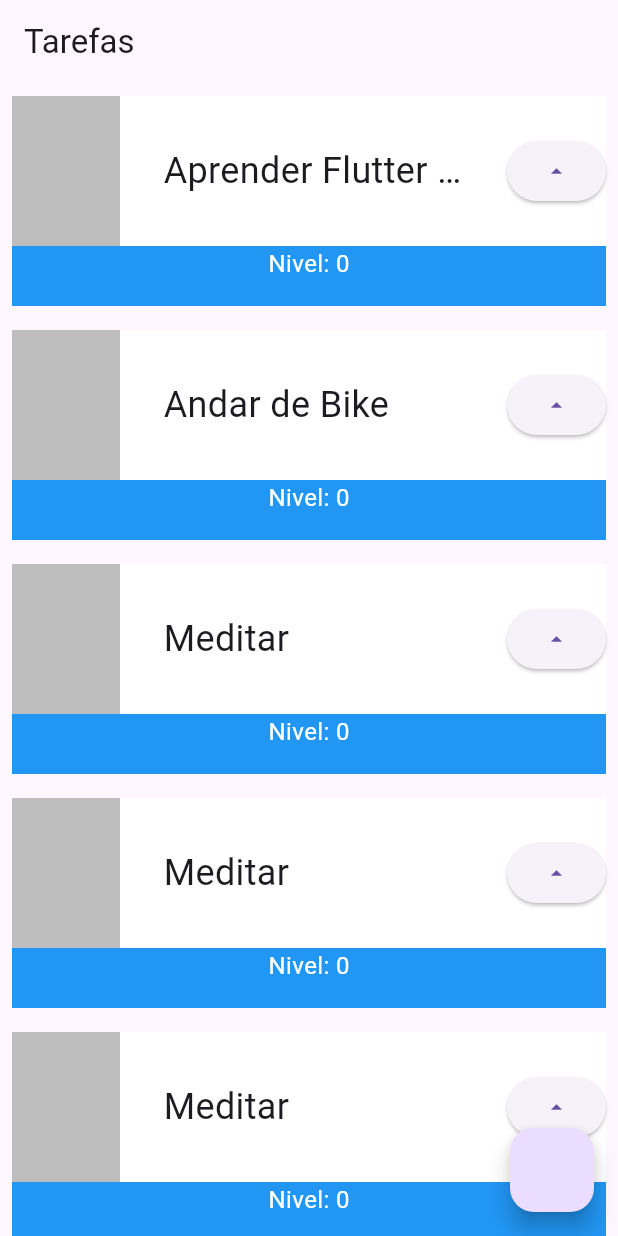
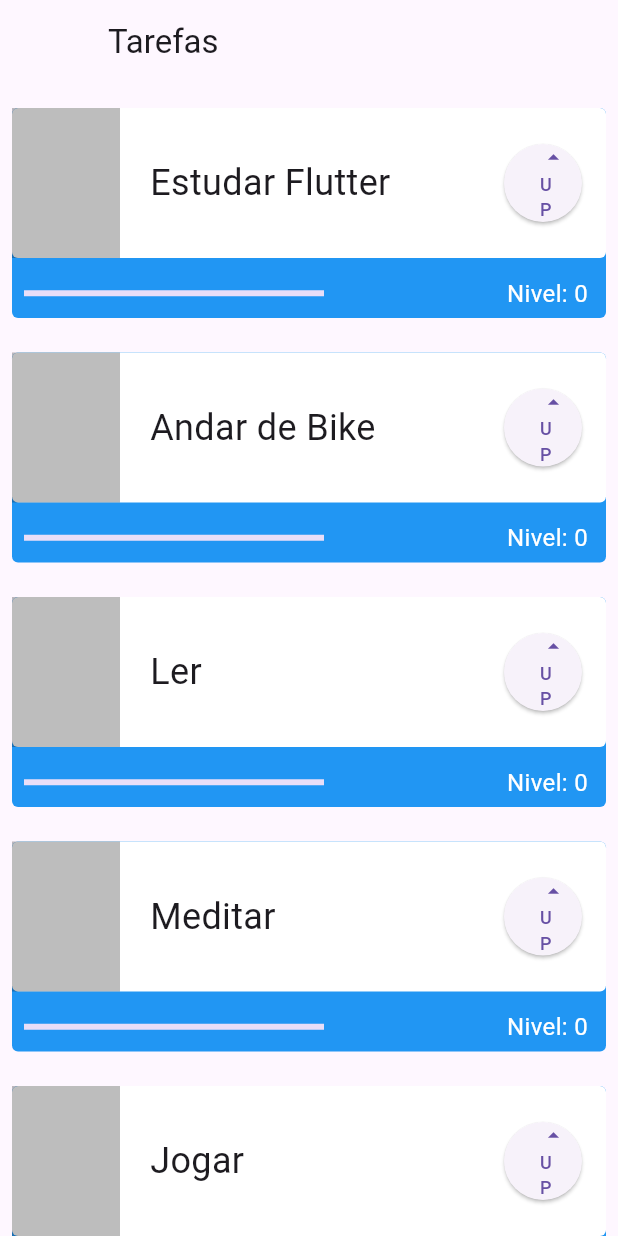
Before and after one commit to gabtonete/meu_app, a Flutter app: the screen it shows after launch, on a phone screen of 412 x 824 dp. Run offline on Flutter 3.47's test engine with Material 3 defaults, Android fonts, the phone set to English and light mode, and no system bars.

Commit message:
curso 1 aula 3

```diff
--- a/lib/main.dart
+++ b/lib/main.dart
@@ -1,13 +1,13 @@
 import 'package:flutter/material.dart';
-import 'package:flutter/services.dart';
 
 void main() {
   runApp(const MyApp());
 }
 
 class MyApp extends StatelessWidget {
-  const MyApp({super.key});
+  const MyApp({Key? key}) : super(key: key);
 
+  // This widget is the root of your application.
   @override
   Widget build(BuildContext context) {
     return MaterialApp(
@@ -17,88 +17,142 @@ class MyApp extends StatelessWidget {
       ),
       home: Scaffold(
         appBar: AppBar(
-          title: Text("Tarefas"),
+          title: const Text('Tarefas'),
+          leading: Container(),
         ),
         body: ListView(
-          children: [
-            Task('Aprender Flutter no café da manhã'),
-            Task('Andar de Bike'),
-            Task('Meditar'),
-            Task('Meditar'),
-            Task('Meditar'),
-            Task('Meditar'),
-            Task('Meditar'),
+          children: const [
+            Padding(
+              padding: EdgeInsets.only(top: 8),
+              child: Tasks(
+                'Estudar Flutter',
+              ),
+            ),
+            Tasks(
+              'Andar de Bike',
+            ),
+            Tasks(
+              'Ler',
+            ),
+            Tasks(
+              'Meditar',
+            ),
+            Tasks(
+              'Jogar',
+            )
           ],
-        ),
-        floatingActionButton: FloatingActionButton(
-          onPressed: () => {print('test')},
         ),
       ),
     );
   }
 }
 
-class Task extends StatefulWidget {
+class Tasks extends StatefulWidget {
   final String nome;
-  const Task(this.nome, {Key? key}) : super(key: key);
+  const Tasks(this.nome,{Key? key}) : super(key: key);
 
   @override
-  State<Task> createState() => _TaskState();
+  State<Tasks> createState() => _TasksState();
 }
 
-class _TaskState extends State<Task> {
-  int nivel = 0;
+class _TasksState extends State<Tasks> {
 
   @override
+  int nivel = 0;
   Widget build(BuildContext context) {
     return Padding(
       padding: const EdgeInsets.all(8.0),
+      child: Container(
         child: Stack(
           children: [
             Container(
+              decoration: BoxDecoration(
+                borderRadius: BorderRadius.circular(4),
                 color: Colors.blue,
+              ),
               height: 140,
             ),
             Column(
+              mainAxisAlignment: MainAxisAlignment.spaceBetween,
               children: [
                 Container(
+                  decoration: BoxDecoration(
+                    borderRadius: BorderRadius.circular(4),
                     color: Colors.white,
+                  ),
                   height: 100,
                   child: Row(
                     mainAxisAlignment: MainAxisAlignment.spaceBetween,
+                    crossAxisAlignment: CrossAxisAlignment.center,
                     children: [
-                    Container(
-                      color: Colors.black26,
-                      width: 72,
-                      height: 100,
-                    ),
+                      Container(width: 72,height: 100,color: Colors.black26,),
                       Container(
                         width: 200,
                         child: Text(
                           widget.nome,
-                        style: TextStyle(fontSize: 24),
-                        overflow: TextOverflow.ellipsis,
+                          style: const TextStyle(
+                              fontSize: 24,
+                              overflow: TextOverflow.ellipsis),
                         ),
                       ),
-                    ElevatedButton(
-                        onPressed: () {
-                          setState(() {
+                      Padding(
+                        padding: const EdgeInsets.all(16.0),
+                        child: Container(
+                          height: 52,
+                          width: 52,
+                          child: ElevatedButton(
+                            onPressed: (){
+                              setState((){
                                 nivel++;
                               });
-                          print(nivel);
+
                             },
-                        child: Icon(Icons.arrow_drop_up))
+                            child: Column(
+                              mainAxisAlignment: MainAxisAlignment.spaceEvenly,
+                              crossAxisAlignment: CrossAxisAlignment.end,
+                              children: const [
+                                Icon(Icons.arrow_drop_up),
+                                Text(
+                                  'UP',
+                                  style: TextStyle(fontSize: 12),
+                                ),
                               ],
                             ),
                           ),
-              Text(
+                        ),
+                      )
+                    ],
+                  ),
+                ),
+                Row(
+                  mainAxisAlignment: MainAxisAlignment.spaceBetween,
+                  children: [
+                    Padding(
+                      padding: const EdgeInsets.only(
+                        left: 8,
+                      ),
+                      child: Container(
+                        width: 200,
+                        child: LinearProgressIndicator(
+                          color: Colors.white,
+                          value: nivel/10,
+                        ),
+                      ),
+                    ),
+                    Padding(
+                      padding: const EdgeInsets.all(12.0),
+                      child: Text(
                         'Nivel: $nivel',
-                style: TextStyle(fontSize: 16, color: Colors.white),
+                        style: TextStyle(color: Colors.white, fontSize: 16),
+                      ),
+                    ),
+                  ],
                 )
               ],
             ),
           ],
         ),
+      ),
     );
   }
 }
```
Also changed, not shown: lib/first_screen.dart (renamed from lib/minha_primeira_tela.dart), pubspec.lock, 1 other file. Lines whose indentation alone changed are shown as unchanged.
